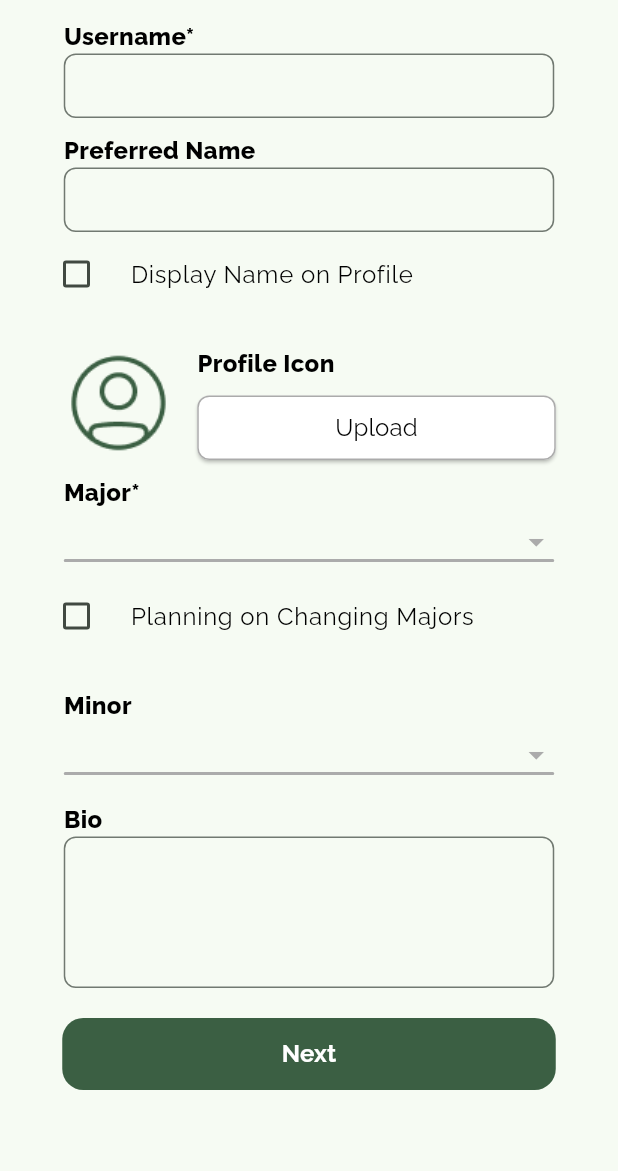
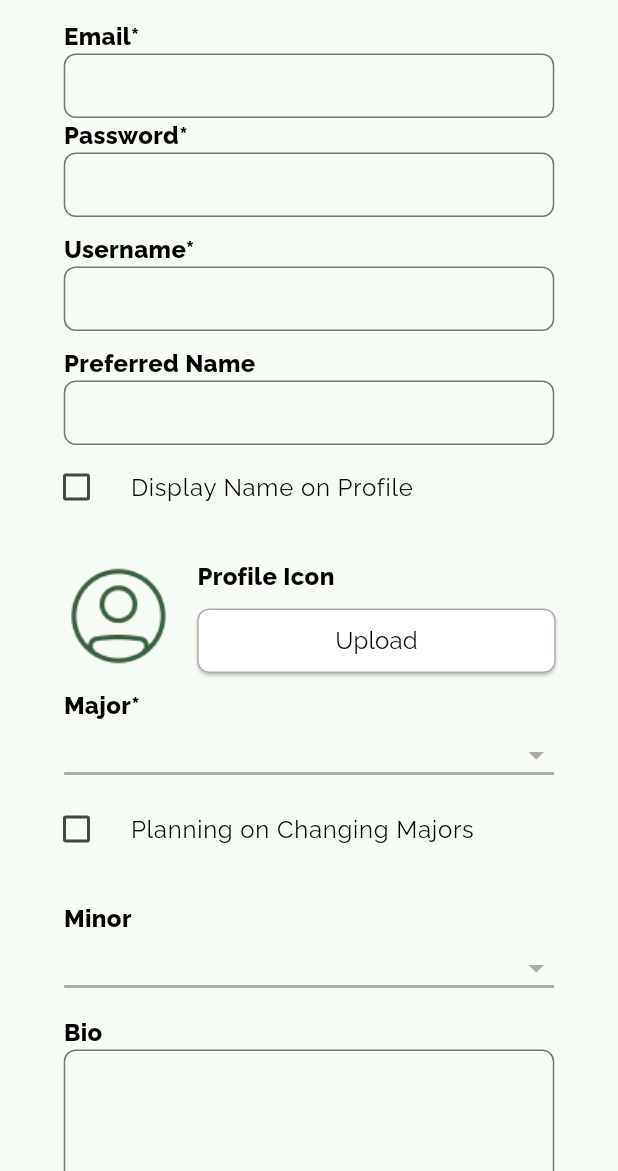
Before and after one commit to BroncoBond/Bronco-Bond, a Flutter app: the UserInfoPage screen opened directly, on a phone screen of 412 x 824 dp, the part 65-1236 px from its top. Run offline on Flutter 3.47's test engine with Material 2 defaults, Android fonts, the phone set to English and light mode, and no system bars; our stand-ins replace google_fonts; generated files the repository leaves out were written again.

Commit message:
add email and password to UI

```diff
--- a/lib/src/screens/userInfo.dart
+++ b/lib/src/screens/userInfo.dart
@@ -46,6 +46,9 @@ class UserInfoPageState extends State<UserInfoPage> {
         child: Column(
           mainAxisAlignment: MainAxisAlignment.center,
           children: [
+            buildTextField("Email*"),
+            buildTextField("Password*"),
+            const SizedBox(height: 10),
             buildTextField("Username*"),
             const SizedBox(height: 10),
             buildTextField("Preferred Name"),
```
